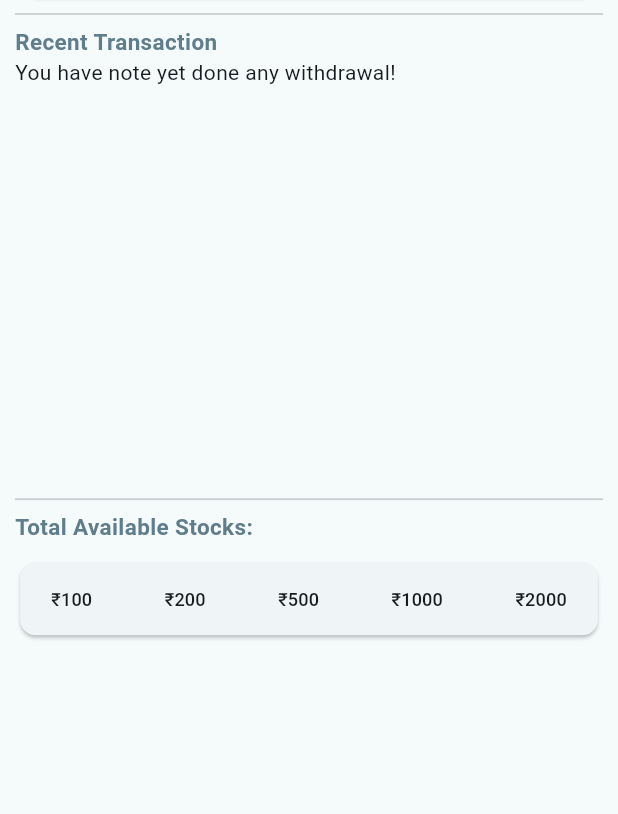
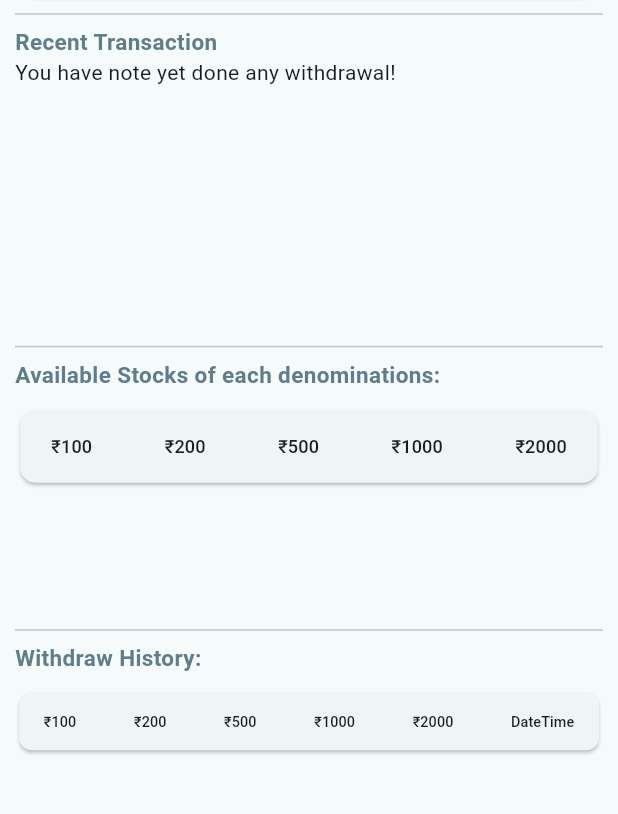
Before and after one commit to SRSONAGARA/Virtual-ATM, a Flutter app: the screen it shows after launch, after a tap on "Withdraw Cash", on a phone screen of 412 x 824 dp, the part 310-1124 px from its top. Run offline on Flutter 3.47's test engine with Material 3 defaults, Android fonts, the light colour scheme and no system bars; our stand-ins replace flutter_bloc, sqflite; accounts and stored records are empty.

Commit message:
added credited and debited history.

```diff
--- a/lib/data/db/database_helper.dart
+++ b/lib/data/db/database_helper.dart
@@ -4,7 +4,6 @@ import 'dart:async';
 import 'dart:io' as io;
 import 'package:path_provider/path_provider.dart';
 import 'package:path/path.dart';
-
 import '../models/cash_model.dart';
 import '../models/withdraw_history_model.dart';
 
@@ -43,12 +42,36 @@ class DatabaseHelper {
     return cashModel;
   }
 
-  Future<List<CashModel>> getCashList() async {
+  Future<List<CashModel>> getInsertionHistory() async {
     var databaseClient = await database;
     final List<Map<String, Object?>> queryResult =
         await databaseClient!.query('cash');
 
-    return queryResult.map((e) => CashModel.fromMap(e)).toList();
+    return queryResult
+        .map((e) => CashModel.fromMap(e))
+        .where((cashModel) =>
+            cashModel.hundredRupeeNoteCount! >= 0 &&
+            cashModel.twoHundredRupeeNoteCount! >= 0 &&
+            cashModel.fiveHundredRupeeNoteCount! >= 0 &&
+            cashModel.thousandRupeeNoteCount! >= 0 &&
+            cashModel.twoThousandRupeeNoteCount! >= 0)
+        .toList();
+  }
+
+  Future<List<CashModel>> getWithdrawalHistory() async {
+    var databaseClient = await database;
+    final List<Map<String, Object?>> queryResult =
+        await databaseClient!.query('cash');
+
+    return queryResult
+        .map((e) => CashModel.fromMap(e))
+        .where((cashModel) =>
+            cashModel.hundredRupeeNoteCount! < 0 ||
+            cashModel.twoHundredRupeeNoteCount! < 0 ||
+            cashModel.fiveHundredRupeeNoteCount! < 0 ||
+            cashModel.thousandRupeeNoteCount! < 0 ||
+            cashModel.twoThousandRupeeNoteCount! < 0)
+        .toList();
   }
 
   Future<DenominationCountModel> insertIntoDenominationCount(
@@ -84,8 +107,6 @@ class DatabaseHelper {
   }
 
   Future<void> updateDatabase(Map<int, int> updatedNoteCounts) async {
-    var databaseClient = await database;
-
     List<DenominationCountModel> existingDenominationCounts =
         await getDenominationCountList();
 
@@ -112,7 +133,6 @@ class DatabaseHelper {
         thousandRupeeTotalNoteCount: updatedCountForThousand,
         twoThousandRupeeTotalNoteCount: updatedCountForTowThousand);
 
-    print('updatedDenominationCount: $updatedDenominationCount');
     await insertIntoDenominationCount(updatedDenominationCount);
   }
 
@@ -124,17 +144,18 @@ class DatabaseHelper {
     return queryResult.map((e) => DenominationCountModel.fromMap(e)).toList();
   }
 
-  Future<WithdrawHistoryModel> insertIntoWithdrawHistory(WithdrawHistoryModel withdrawHistoryModel)async{
+  Future<WithdrawHistoryModel> insertIntoWithdrawHistory(
+      WithdrawHistoryModel withdrawHistoryModel) async {
     var databaseClient = await database;
-    await databaseClient!.insert('withdrawalHistory', withdrawHistoryModel.toMap());
-    print('insertIntoWithdrawHistory');
+    await databaseClient!
+        .insert('withdrawalHistory', withdrawHistoryModel.toMap());
     return withdrawHistoryModel;
   }
 
   Future<List<WithdrawHistoryModel>> getWithdrawList() async {
     var databaseClient = await database;
     final List<Map<String, Object?>> queryResult =
-    await databaseClient!.query('withdrawalHistory');
+        await databaseClient!.query('withdrawalHistory');
 
     return queryResult.map((e) => WithdrawHistoryModel.fromMap(e)).toList();
   }
--- a/lib/features/cash_insertion/bloc/cash_insertion_cubit.dart
+++ b/lib/features/cash_insertion/bloc/cash_insertion_cubit.dart
@@ -62,8 +62,8 @@ class CashInsertionCubit extends Cubit<CashInsertionState> {
       return noteCounts;
     }
 
-    final cashList = await databaseHelper.getCashList();
-    print('cashList : $cashList');
+    final cashList = await databaseHelper.getInsertionHistory() +
+        await databaseHelper.getWithdrawalHistory();
 
     final totalNoteCounts = calculateTotalNoteCount(cashList..add(cashModel));
 
--- a/lib/features/cash_table/bloc/cash_table_cubit.dart
+++ b/lib/features/cash_table/bloc/cash_table_cubit.dart
@@ -13,7 +13,7 @@ class CashTableCubit extends Cubit<CashTableState>{
 
   Future<void> fetchData() async {
     try {
-      cashList = await _databaseHelper.getCashList();
+      cashList = await _databaseHelper.getInsertionHistory();
       emit(DataFetchedSuccessState());
     } catch (error) {
       print('Error fetching data: $error');
--- a/lib/features/cash_table/cashTable.dart
+++ b/lib/features/cash_table/cashTable.dart
@@ -36,7 +36,7 @@ class _CashTableState extends State<CashTable> {
 
       cashTableCubit.fetchDenominationCount();
       final denominationCountList = cashTableCubit.denominationCountList;
-      return Container(
+      return SizedBox(
         height: widget.scrSize,
         child: Column(
           crossAxisAlignment: CrossAxisAlignment.start,
@@ -84,7 +84,7 @@ class _CashTableState extends State<CashTable> {
             ),
             const SizedBox(height: 10),
             const Text(
-              'Cash History:',
+              'Insertion History:',
               style: TextStyle(
                 fontSize: 15,
                 fontWeight: FontWeight.bold,
--- a/lib/features/cash_withdraw/bloc/cash_withdraw_cubit.dart
+++ b/lib/features/cash_withdraw/bloc/cash_withdraw_cubit.dart
@@ -9,6 +9,7 @@ class CashWithdrawCubit extends Cubit<CashWithdrawState> {
   CashWithdrawCubit() : super(CashWithdrawInitialState());
 
   List<WithdrawHistoryModel> withdrawalTransactions = [];
+  List<CashModel> withdrawDenominationCount = [];
 
   Future<Map<int, int>> performWithdrawal(
       int enteredAmount, List<int> noteCountList) async {
@@ -55,11 +56,10 @@ class CashWithdrawCubit extends Cubit<CashWithdrawState> {
 
       final withdrawalDateTime = DateTime.now();
 
-      final withdrawHistoryModel= WithdrawHistoryModel(
-        withdrawnAmount: enteredAmount,
-        dateTime: withdrawalDateTime
-      );
+      final withdrawHistoryModel = WithdrawHistoryModel(
+          withdrawnAmount: enteredAmount, dateTime: withdrawalDateTime);
       await databaseHelper.insertIntoWithdrawHistory(withdrawHistoryModel);
+      await databaseHelper.getWithdrawalHistory();
 
       emit(CashWithdrawSuccessState());
     }
@@ -75,4 +75,14 @@ class CashWithdrawCubit extends Cubit<CashWithdrawState> {
       emit(HistoryFetchedError());
     }
   }
+
+  Future<void> fetchWithdrawDenominationCount() async {
+    try {
+      withdrawDenominationCount = await databaseHelper.getWithdrawalHistory();
+      emit(WithdrawHistorySuccess());
+    } catch (error) {
+      print('Error fetching data: $error');
+      emit(WithdrawHistoryError());
+    }
+  }
 }
--- a/lib/features/cash_withdraw/bloc/cash_withdraw_state.dart
+++ b/lib/features/cash_withdraw/bloc/cash_withdraw_state.dart
@@ -9,3 +9,7 @@ class CashWithdrawErrorState extends CashWithdrawState {}
 class HistoryFetchedSuccess extends CashWithdrawState {}
 
 class HistoryFetchedError extends CashWithdrawState {}
+
+class WithdrawHistorySuccess extends CashWithdrawState {}
+
+class WithdrawHistoryError extends CashWithdrawState {}
--- a/lib/features/cash_withdraw/cash_withdraw_screen.dart
+++ b/lib/features/cash_withdraw/cash_withdraw_screen.dart
@@ -28,11 +28,13 @@ class _CashWithdrawScreenState extends State<CashWithdrawScreen> {
     super.initState();
     databaseHelper = DatabaseHelper();
     CashTableCubit cashTableCubit = BlocProvider.of<CashTableCubit>(context);
+    CashWithdrawCubit cashWithdrawCubit =
+        BlocProvider.of<CashWithdrawCubit>(context);
     cashTableCubit.fetchData();
     cashTableCubit.fetchDenominationCount();
-    CashWithdrawCubit cashWithdrawCubit =
-        BlocProvider.of<CashWithdrawCubit>(context);
+
     cashWithdrawCubit.fetchWithdrawHistory();
+    cashWithdrawCubit.fetchWithdrawDenominationCount();
   }
 
   @override
@@ -66,7 +68,8 @@ class _CashWithdrawScreenState extends State<CashWithdrawScreen> {
         CashWithdrawCubit cashWithdrawCubit =
             BlocProvider.of<CashWithdrawCubit>(context);
         final withdrawalTransactions = cashWithdrawCubit.withdrawalTransactions;
-        print('withdrawalTransactions:$withdrawalTransactions');
+        final withdrawDenominationCount =
+            cashWithdrawCubit.withdrawDenominationCount;
         return SafeArea(
           child: Scaffold(
             appBar: AppBar(
@@ -105,7 +108,8 @@ class _CashWithdrawScreenState extends State<CashWithdrawScreen> {
                             child: TextField(
                               controller: amountToWithdraw,
                               inputFormatters: [
-                                FilteringTextInputFormatter.allow(RegExp(r'[0-9]')),
+                                FilteringTextInputFormatter.allow(
+                                    RegExp(r'[0-9]')),
                               ],
                               keyboardType: TextInputType.number,
                               decoration: InputDecoration(
@@ -134,7 +138,10 @@ class _CashWithdrawScreenState extends State<CashWithdrawScreen> {
                                           enteredAmount, noteCountList);
                                       await cashTableCubit
                                           .fetchDenominationCount();
-                                      await cashWithdrawCubit.fetchWithdrawHistory();
+                                      await cashWithdrawCubit
+                                          .fetchWithdrawDenominationCount();
+                                      await cashWithdrawCubit
+                                          .fetchWithdrawHistory();
                                       amountToWithdraw.clear();
                                     } else {
                                       showAlertDialog('Success',
@@ -171,7 +178,6 @@ class _CashWithdrawScreenState extends State<CashWithdrawScreen> {
                                   withdrawalTransactions.reversed.toList();
                               if (index < reversedList.length) {
                                 final transaction = reversedList[index];
-                                print('transaction:$transaction');
                                 return Card(
                                   child: ListTile(
                                     contentPadding: const EdgeInsets.symmetric(
@@ -188,7 +194,7 @@ class _CashWithdrawScreenState extends State<CashWithdrawScreen> {
                   ),
                   const Divider(),
                   const Text(
-                    'Total Available Stocks:',
+                    'Available Stocks of each denominations:',
                     style: TextStyle(
                       fontSize: 15,
                       fontWeight: FontWeight.bold,
@@ -197,7 +203,7 @@ class _CashWithdrawScreenState extends State<CashWithdrawScreen> {
                   ),
                   const SizedBox(height: 10),
                   Expanded(
-                    flex: 6,
+                    flex: 5,
                     child: SingleChildScrollView(
                       child: FittedBox(
                         child: Card(
@@ -229,6 +235,61 @@ class _CashWithdrawScreenState extends State<CashWithdrawScreen> {
                                 )),
                               ]);
                             }).toList(),
+                          ),
+                        ),
+                      ),
+                    ),
+                  ),
+                  const SizedBox(height: 10),
+                  const Divider(),
+                  const Text(
+                    'Withdraw History:',
+                    style: TextStyle(
+                      fontSize: 15,
+                      fontWeight: FontWeight.bold,
+                      color: Colors.blueGrey,
+                    ),
+                  ),
+                  const SizedBox(height: 10),
+                  Expanded(
+                    flex: 6,
+                    child: SingleChildScrollView(
+                      scrollDirection: Axis.vertical,
+                      child: FittedBox(
+                        child: Card(
+                          child: DataTable(
+                            columns: const [
+                              DataColumn(label: Text('₹100')),
+                              DataColumn(label: Text('₹200')),
+                              DataColumn(label: Text('₹500')),
+                              DataColumn(label: Text('₹1000')),
+                              DataColumn(label: Text('₹2000')),
+                              DataColumn(label: Text('DateTime')),
+                            ],
+                            rows: withdrawDenominationCount.map((cash) {
+                              final formattedTime = DateFormat('HH:mm:ss')
+                                  .format(cash.dateTime!);
+                              final formattedDateTime =
+                                  '${DateFormat('dd-MM-yyyy').format(cash.dateTime!)} $formattedTime';
+                              return DataRow(cells: [
+                                DataCell(Text(
+                                  '${cash.hundredRupeeNoteCount}',
+                                )),
+                                DataCell(Text(
+                                  '${cash.twoHundredRupeeNoteCount}',
+                                )),
+                                DataCell(Text(
+                                  '${cash.fiveHundredRupeeNoteCount}',
+                                )),
+                                DataCell(Text(
+                                  '${cash.thousandRupeeNoteCount}',
+                                )),
+                                DataCell(Text(
+                                  '${cash.twoThousandRupeeNoteCount}',
+                                )),
+                                DataCell(Text(formattedDateTime)),
+                              ]);
+                            }).toList()
                           ),
                         ),
                       ),
--- a/lib/features/dashboard/dashboard_screen.dart
+++ b/lib/features/dashboard/dashboard_screen.dart
@@ -10,8 +10,8 @@ class DashboardScreen extends StatelessWidget {
   Widget build(BuildContext context) {
     return Scaffold(
       appBar: AppBar(
-        title: const Text('Cash Add-WithDrawer',
-          // style: TextStyle(color: Colors.white, fontWeight: FontWeight.bold),
+        title: const Text(
+          'Cash Add-WithDrawer',
         ),
         // backgroundColor: Colors.blueGrey,
       ),
```
